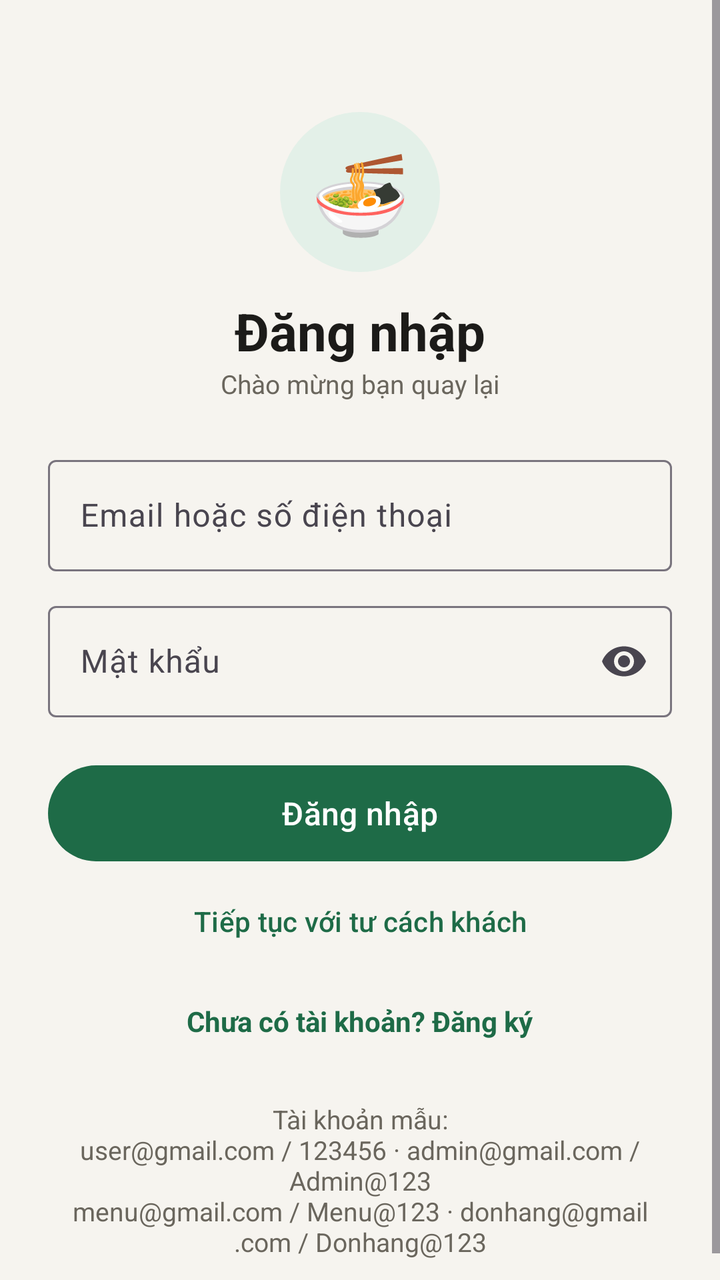
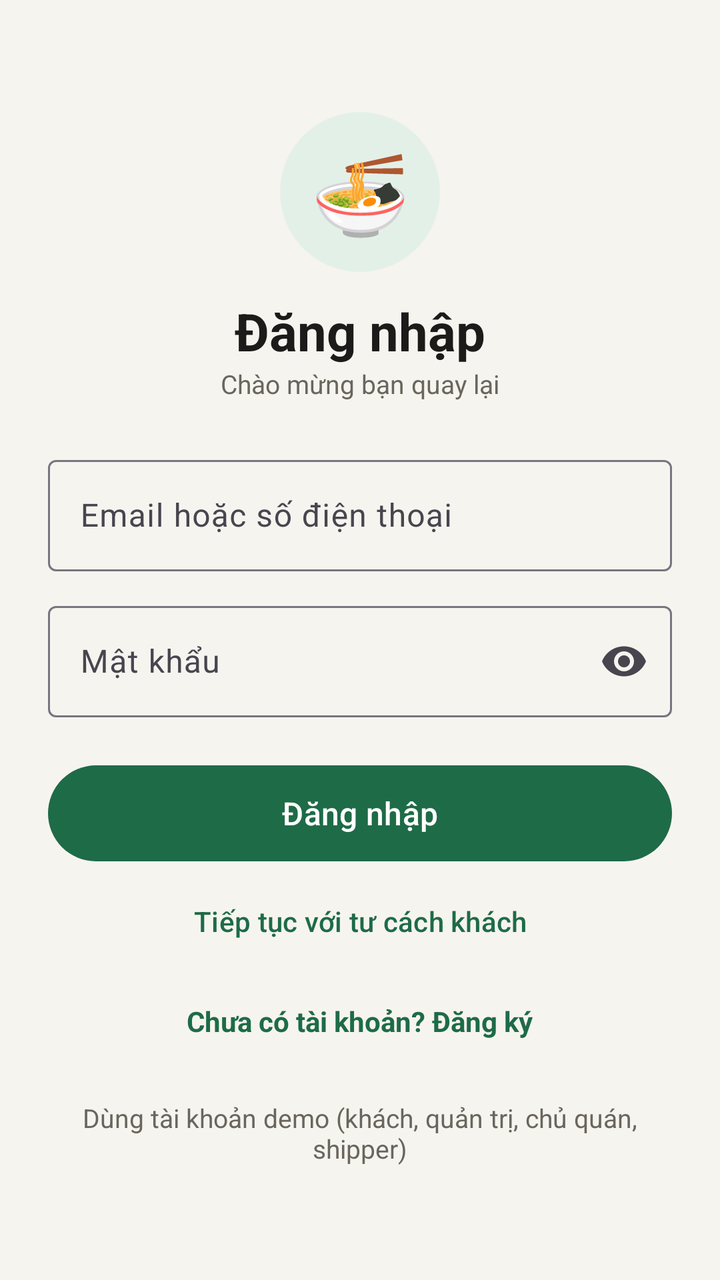

An Android layout rendered at two revisions. The XML below is the earlier revision; the diff shows what the commit changed to produce the second picture.
<!-- AndroidManifest.xml: application theme Theme.DoAnAppGiaodoan -->
<!-- res/layout/activity_login.xml -->
<?xml version="1.0" encoding="utf-8"?>
<ScrollView xmlns:android="http://schemas.android.com/apk/res/android"
    android:layout_width="match_parent" android:layout_height="match_parent"
    android:background="@color/bg" android:fitsSystemWindows="true">

    <LinearLayout android:layout_width="match_parent" android:layout_height="wrap_content"
        android:orientation="vertical" android:padding="24dp">

        <TextView android:layout_width="80dp" android:layout_height="80dp"
            android:layout_gravity="center_horizontal" android:layout_marginTop="32dp"
            android:background="@drawable/bg_badge" android:gravity="center" android:text="🍜" android:textSize="40sp" />

        <TextView android:layout_width="wrap_content" android:layout_height="wrap_content"
            android:layout_gravity="center_horizontal" android:layout_marginTop="12dp"
            android:text="Đăng nhập" android:textColor="@color/ink" android:textSize="26sp" android:textStyle="bold" />

        <TextView style="@style/Muted" android:layout_width="wrap_content" android:layout_height="wrap_content"
            android:layout_gravity="center_horizontal" android:layout_marginBottom="24dp"
            android:text="Chào mừng bạn quay lại" />

        <com.google.android.material.textfield.TextInputLayout
            style="@style/Widget.Material3.TextInputLayout.OutlinedBox"
            android:layout_width="match_parent" android:layout_height="wrap_content" android:hint="Email hoặc số điện thoại">
            <com.google.android.material.textfield.TextInputEditText android:id="@+id/edtAccount"
                android:layout_width="match_parent" android:layout_height="wrap_content" android:inputType="textEmailAddress" />
        </com.google.android.material.textfield.TextInputLayout>

        <com.google.android.material.textfield.TextInputLayout
            style="@style/Widget.Material3.TextInputLayout.OutlinedBox"
            android:layout_width="match_parent" android:layout_height="wrap_content"
            android:layout_marginTop="12dp" android:hint="Mật khẩu" app:endIconMode="password_toggle"
            xmlns:app="http://schemas.android.com/apk/res-auto">
            <com.google.android.material.textfield.TextInputEditText android:id="@+id/edtPassword"
                android:layout_width="match_parent" android:layout_height="wrap_content" android:inputType="textPassword" />
        </com.google.android.material.textfield.TextInputLayout>

        <Button android:id="@+id/btnLogin" android:layout_width="match_parent" android:layout_height="56dp"
            android:layout_marginTop="20dp" android:text="Đăng nhập" android:textSize="16sp" />

        <Button android:id="@+id/btnGuest" style="@style/Widget.Material3.Button.TextButton"
            android:layout_width="match_parent" android:layout_height="52dp"
            android:text="Tiếp tục với tư cách khách" />

        <TextView android:id="@+id/tvRegister" android:layout_width="wrap_content" android:layout_height="48dp"
            android:layout_gravity="center_horizontal" android:gravity="center"
            android:text="Chưa có tài khoản? Đăng ký" android:textColor="@color/primary" android:textStyle="bold" />

        <TextView style="@style/Muted" android:layout_width="match_parent" android:layout_height="wrap_content"
            android:layout_marginTop="16dp" android:gravity="center"
            android:text="Tài khoản mẫu:\nuser@gmail.com / 123456 · admin@gmail.com / Admin@123\nmenu@gmail.com / Menu@123 · donhang@gmail.com / Donhang@123" />
    </LinearLayout>
</ScrollView>
<!-- resources referenced by this layout -->
<resources>
  <color name="bg">#F6F4EF</color>
  <color name="ink">#1C1B19</color>
  <color name="primary">#1E6B47</color>
  <!-- drawable bg_badge (drawable) -->
  <shape xmlns:android="http://schemas.android.com/apk/res/android">
      <solid android:color="@color/primary_light" />
      <corners android:radius="99dp" />
  </shape>
  <style name="Muted">
          <item name="android:textSize">13sp</item>
          <item name="android:textColor">@color/muted</item>
      </style>
  <style name="Theme.DoAnAppGiaodoan" parent="Base.Theme.DoAnAppGiaodoan" />
  <color name="primary_light">#E3F0E8</color>
  <color name="muted">#6A665D</color>
  <style name="Base.Theme.DoAnAppGiaodoan" parent="Theme.Material3.Light.NoActionBar">
          <item name="colorPrimary">@color/primary</item>
          <item name="colorOnPrimary">@color/white</item>
          <item name="colorPrimaryContainer">@color/primary_light</item>
          <item name="colorOnPrimaryContainer">@color/primary_dark</item>
          <item name="colorSecondary">@color/primary</item>
          <item name="android:colorBackground">@color/bg</item>
          <item name="colorSurface">@color/white</item>
          <item name="android:windowLightStatusBar">true</item>
      </style>
  <color name="white">#FFFFFFFF</color>
  <color name="primary_dark">#14502F</color>
</resources>

<!-- the commit's change to res/layout/activity_login.xml (unified diff, before → after) -->
@@ -45,8 +45,8 @@
             android:layout_gravity="center_horizontal" android:gravity="center"
             android:text="Chưa có tài khoản? Đăng ký" android:textColor="@color/primary" android:textStyle="bold" />
 
-        <TextView style="@style/Muted" android:layout_width="match_parent" android:layout_height="wrap_content"
-            android:layout_marginTop="16dp" android:gravity="center"
-            android:text="Tài khoản mẫu:\nuser@gmail.com / 123456 · admin@gmail.com / Admin@123\nmenu@gmail.com / Menu@123 · donhang@gmail.com / Donhang@123" />
+        <TextView android:id="@+id/tvDemo" style="@style/Muted" android:layout_width="match_parent" android:layout_height="48dp"
+            android:layout_marginTop="8dp" android:gravity="center"
+            android:text="Dùng tài khoản demo (khách, quản trị, chủ quán, shipper)" />
     </LinearLayout>
 </ScrollView>
